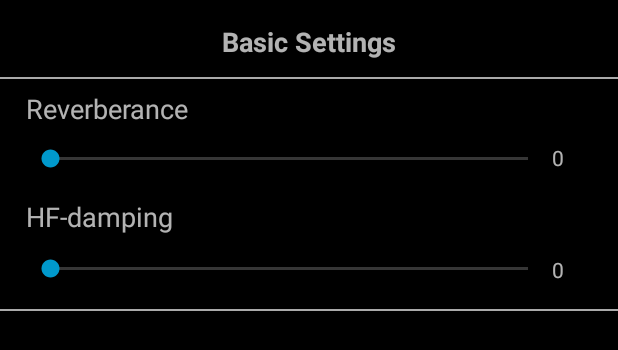
After one commit to NoahPena/Multi-Effect-Guitar-Pedal, an Android app: the layout reverb_effect_layout.xml on its own in the app's theme, with its tools: preview values and no code run, on a phone screen of 412 x 824 dp. The commit adds this screen. Shown: the top 350 px of the screen. Run offline under Robolectric (Android 15) with nearby library versions, the phone set to English and light mode, and no system bars.

Commit message:
Added Reverb Page

```diff
--- a/Mobile Applications/Multi-Effect-Guitar-Pedal-Android/app/src/main/java/com/noahpena/multi_effect_guitar_pedal/Activities/EffectsFragment.java
+++ b/Mobile Applications/Multi-Effect-Guitar-Pedal-Android/app/src/main/java/com/noahpena/multi_effect_guitar_pedal/Activities/EffectsFragment.java
@@ -38,6 +38,10 @@ public class EffectsFragment extends Fragment
                 layout = R.layout.delay_effect_layout;
                 break;
 
+            case "Reverb":
+                layout = R.layout.reverb_effect_layout;
+                break;
+
             default:
                 layout = R.layout.chorus_effect_layout;
                 break;
--- /dev/null
+++ b/Mobile Applications/Multi-Effect-Guitar-Pedal-Android/app/src/main/res/layout/reverb_effect_layout.xml
@@ -0,0 +1,103 @@
+<?xml version="1.0" encoding="utf-8"?>
+<ScrollView xmlns:android="http://schemas.android.com/apk/res/android"
+    android:layout_width="match_parent"
+    android:layout_height="wrap_content"
+    android:layout_centerHorizontal="true"
+    android:layout_alignParentTop="true">
+
+
+    <RelativeLayout
+        android:layout_width="match_parent"
+        android:layout_height="500dp">
+
+        <SeekBar
+            android:layout_width="wrap_content"
+            android:layout_height="wrap_content"
+            android:layout_below="@+id/textView4"
+            android:layout_marginTop="12dp"
+            android:id="@+id/delay_delay_seekbar"
+            android:layout_alignStart="@+id/textView4"
+            android:layout_toStartOf="@+id/delay_delay_value" />
+
+        <TextView
+            android:text="0"
+            android:layout_width="wrap_content"
+            android:layout_height="wrap_content"
+            android:layout_alignTop="@+id/seekBar4"
+            android:id="@+id/chorus_gain_out_value"
+            android:layout_toEndOf="@+id/seekBar4" />
+
+        <TextView
+            android:text="HF-damping"
+            android:layout_width="wrap_content"
+            android:layout_height="wrap_content"
+            android:layout_marginTop="17dp"
+            android:id="@+id/textView7"
+            android:layout_below="@+id/delay_delay_seekbar"
+            android:layout_alignStart="@+id/seekBar4"
+            android:textSize="18sp" />
+
+        <SeekBar
+            android:layout_width="wrap_content"
+            android:layout_height="wrap_content"
+            android:id="@+id/seekBar4"
+            android:layout_below="@+id/textView7"
+            android:layout_alignStart="@+id/delay_delay_seekbar"
+            android:layout_marginTop="13dp"
+            android:layout_toStartOf="@+id/delay_delay_value" />
+
+        <Space
+            android:layout_width="wrap_content"
+            android:layout_height="wrap_content"
+            android:layout_alignBottom="@+id/delay_delay_value"
+            android:layout_alignParentEnd="true" />
+
+        <TextView
+            android:text="0"
+            android:layout_width="wrap_content"
+            android:layout_height="wrap_content"
+            android:id="@+id/delay_delay_value"
+            android:layout_alignBottom="@+id/delay_delay_seekbar"
+            android:layout_alignParentEnd="true"
+            android:layout_marginEnd="36dp" />
+
+        <TextView
+            android:text="Basic Settings"
+            android:layout_width="wrap_content"
+            android:layout_height="wrap_content"
+            android:id="@+id/textView5"
+            android:layout_marginTop="15dp"
+            android:textSize="18sp"
+            android:textStyle="normal|bold"
+            android:layout_alignParentTop="true"
+            android:layout_centerHorizontal="true" />
+
+        <View
+            android:layout_width="match_parent"
+            android:layout_height="1dp"
+            android:background="@android:color/darker_gray"
+            android:layout_below="@+id/textView5"
+            android:layout_alignEnd="@+id/space3"
+            android:layout_marginTop="11dp" />
+
+        <View
+            android:layout_width="match_parent"
+            android:layout_height="1dp"
+            android:background="@android:color/darker_gray"
+            android:layout_below="@+id/seekBar4"
+            android:layout_alignEnd="@+id/space3"
+            android:layout_marginTop="18dp" />
+
+        <TextView
+            android:text="Reverberance"
+            android:layout_width="wrap_content"
+            android:layout_height="wrap_content"
+            android:id="@+id/textView4"
+            android:textSize="18sp"
+            android:layout_marginTop="60dp"
+            android:layout_marginStart="17dp"
+            android:layout_below="@+id/view10"
+            android:layout_alignParentStart="true" />
+
+    </RelativeLayout>
+</ScrollView>
```
Also changed, not shown: 1 other file.
